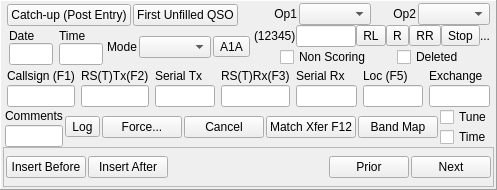
Qt form mqt/MqtLogger/qsologframe.ui (zsteva/backup-minos2) before a commit.
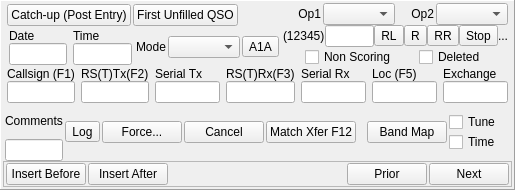
The same form after that commit.

Diff of the .ui file:
```diff
--- a/mqt/MqtLogger/qsologframe.ui
+++ b/mqt/MqtLogger/qsologframe.ui
@@ -287,21 +287,11 @@
            <property name="text">
             <string>(12345)</string>
            </property>
+           <property name="margin">
+            <number>0</number>
+           </property>
           </widget>
          </item>
-         <item>
-          <spacer name="horizontalSpacer_3">
-           <property name="orientation">
-            <enum>Qt::Horizontal</enum>
-           </property>
-           <property name="sizeHint" stdset="0">
-            <size>
-             <width>40</width>
-             <height>20</height>
-            </size>
-           </property>
-          </spacer>
-         </item>
          <item>
           <widget class="QLineEdit" name="BrgSt">
            <property name="sizePolicy">
@@ -750,6 +740,7 @@
       </spacer>
      </item>
      <item>
+      <widget class="QFrame" name="bandMapFrame">
       <layout class="QHBoxLayout" name="BandMapLayout">
        <property name="spacing">
         <number>2</number>
@@ -792,6 +783,7 @@
         </layout>
        </item>
       </layout>
+      </widget>
      </item>
     </layout>
    </item>
```
Lines whose indentation alone changed are shown as unchanged.
